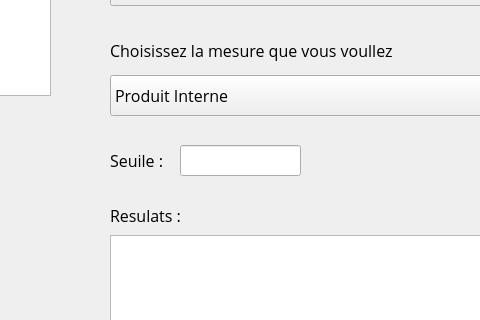
aymenkhs/information-retrieval-on-cacm-collection, file ui/main_interface.ui: the form before one commit; both pictures show x 370 to 850 and y 127 to 447 of the 964 by 746 pixel window.
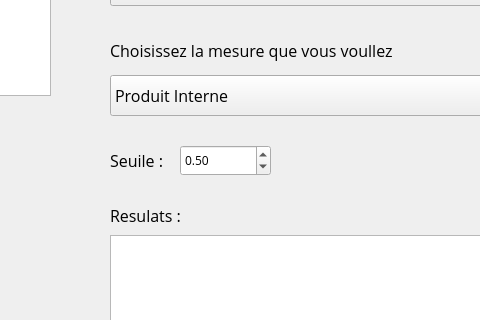
The form after the commit.

Commit message:
Vectorial Model UI
- adding the vectorial model to the UI
- adding the evaluation functionality
- changing the content of the predifined query dynamically
- replacing the threshold by a double roullete

Diff of the .ui file:
```diff
--- a/ui/main_interface.ui
+++ b/ui/main_interface.ui
@@ -269,25 +269,6 @@
      </font>
     </property>
    </widget>
-   <widget class="QLineEdit" name="Threshold">
-    <property name="geometry">
-     <rect>
-      <x>550</x>
-      <y>250</y>
-      <width>121</width>
-      <height>31</height>
-     </rect>
-    </property>
-    <property name="font">
-     <font>
-      <family>Open Sans</family>
-      <pointsize>10</pointsize>
-     </font>
-    </property>
-    <property name="text">
-     <string/>
-    </property>
-   </widget>
    <widget class="QLabel" name="treshold">
     <property name="geometry">
      <rect>
@@ -484,6 +465,28 @@
      <string>Choisissez la mesure que vous voullez</string>
     </property>
    </widget>
+   <widget class="QDoubleSpinBox" name="Threshold">
+    <property name="geometry">
+     <rect>
+      <x>550</x>
+      <y>250</y>
+      <width>91</width>
+      <height>31</height>
+     </rect>
+    </property>
+    <property name="minimum">
+     <double>0.010000000000000</double>
+    </property>
+    <property name="maximum">
+     <double>7.000000000000000</double>
+    </property>
+    <property name="singleStep">
+     <double>0.100000000000000</double>
+    </property>
+    <property name="value">
+     <double>0.500000000000000</double>
+    </property>
+   </widget>
   </widget>
   <widget class="QMenuBar" name="menubar">
    <property name="geometry">
```
The commit also changes 2 other files.
